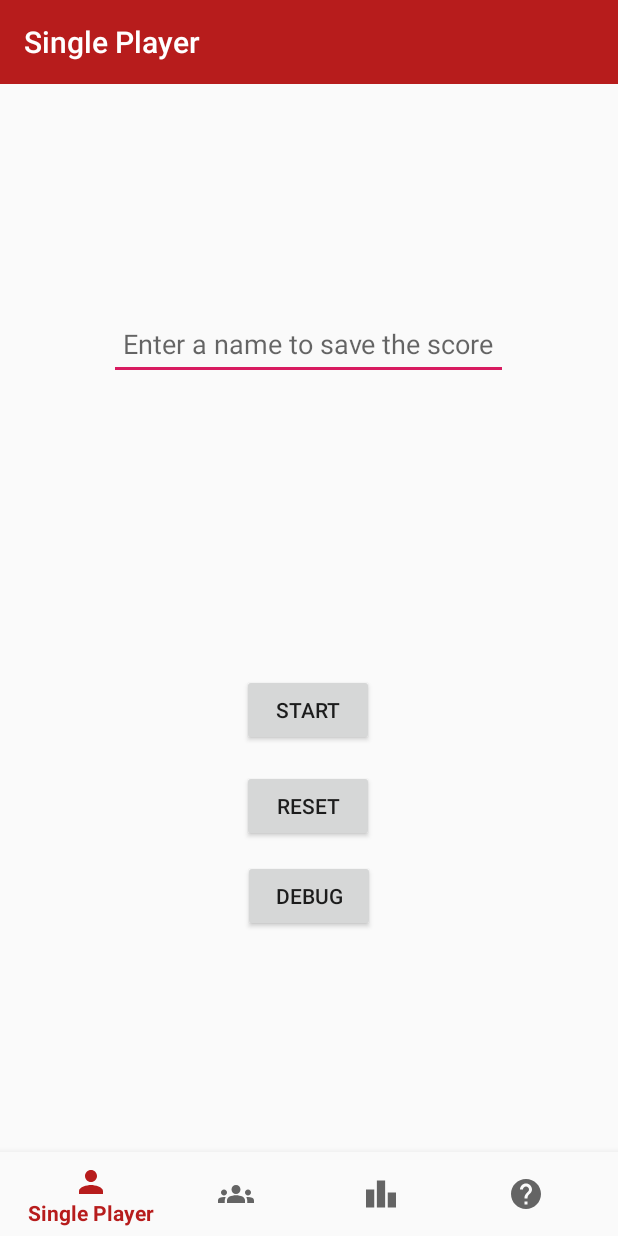
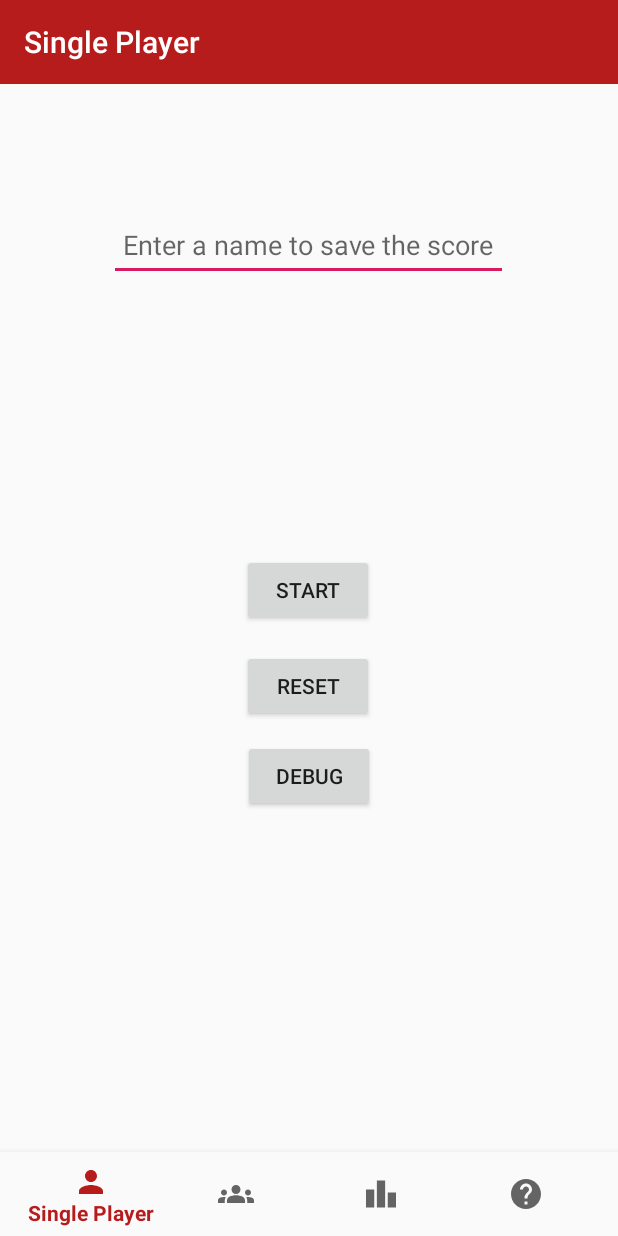
Before and after one commit to AlessiOrl/BrawlItOut, an Android app: the screen it shows after launch (MainActivity), on a phone screen of 412 x 824 dp. Run offline under Robolectric (Android 15) with nearby library versions, the light colour scheme and no system bars; our stand-ins replace navigation-ui; libraries missing offline, so code that uses them is left out: pl.droidsonroids.gif; plain views replace GifImageButton; 2 statements that could not run were skipped.

Commit message:
Small fixes

```diff
--- a/app/src/main/res/layout/fragment_single.xml
+++ b/app/src/main/res/layout/fragment_single.xml
@@ -21,7 +21,7 @@
             android:layout_alignParentStart="true"
             android:layout_alignParentTop="true"
             android:layout_alignParentEnd="true"
-            android:layout_marginTop="276dp"
+            android:layout_marginTop="196dp"
             android:textAlignment="center"
             android:textColor="@color/black"
             android:textSize="60sp"
@@ -73,13 +73,13 @@
             android:minHeight="48dp"
             android:textAlignment="center"
             android:textSize="18sp"
-            android:visibility="gone"
+            android:visibility="visible"
             app:layout_constraintBottom_toTopOf="@+id/chronometer"
             app:layout_constraintEnd_toEndOf="parent"
             app:layout_constraintHorizontal_bias="0.496"
             app:layout_constraintStart_toStartOf="parent"
             app:layout_constraintTop_toTopOf="parent"
-            app:layout_constraintVertical_bias="0.628" />
+            app:layout_constraintVertical_bias="0.509" />
 
         <TextView
             android:id="@+id/text_username"
@@ -90,13 +90,13 @@
             android:layout_alignParentEnd="true"
             android:textAlignment="center"
             android:textSize="18sp"
-            android:visibility="gone"
+            android:visibility="visible"
             app:layout_constraintBottom_toTopOf="@+id/chronometer"
             app:layout_constraintEnd_toEndOf="parent"
             app:layout_constraintHorizontal_bias="0.496"
             app:layout_constraintStart_toStartOf="parent"
             app:layout_constraintTop_toTopOf="parent"
-            app:layout_constraintVertical_bias="0.635" />
+            app:layout_constraintVertical_bias="0.543" />
 
         <Button
             android:id="@+id/degub_btn"
```
